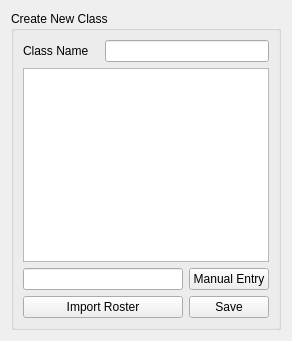
The window that PeerPilot/ui/createClass/createclass.ui (lsevcik/peerpilot) describes before a commit, drawn with Qt 5.
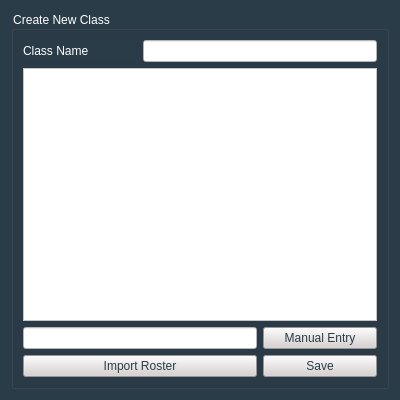
The same window after the commit.

Commit message: Updated UI, Next will make buttons work

```diff
--- a/PeerPilot/ui/createClass/createclass.ui
+++ b/PeerPilot/ui/createClass/createclass.ui
@@ -6,22 +6,36 @@
    <rect>
     <x>0</x>
     <y>0</y>
-    <width>292</width>
-    <height>341</height>
+    <width>400</width>
+    <height>400</height>
    </rect>
   </property>
   <property name="windowTitle">
    <string>Create Class</string>
   </property>
+  <property name="styleSheet">
+   <string notr="true">background-color: rgb(42, 60, 72);
+font: 10pt &quot;Calibri&quot;;</string>
+  </property>
   <layout class="QGridLayout" name="gridLayout">
    <item row="0" column="0">
     <widget class="QGroupBox" name="groupBox">
+     <property name="styleSheet">
+      <string notr="true">color: rgb(255, 255, 255);
+font: 11pt &quot;Calibri&quot;;</string>
+     </property>
      <property name="title">
       <string>Create New Class</string>
      </property>
      <layout class="QGridLayout" name="gridLayout_2">
       <item row="2" column="2">
        <widget class="QPushButton" name="manualEntryNamePushButton">
+        <property name="styleSheet">
+         <string notr="true">color: rgb(42, 60, 70);
+background-color: rgb(215, 209, 209);
+border-top-color: rgb(0, 85, 255);
+font: 12pt &quot;Calibri&quot;;</string>
+        </property>
         <property name="text">
          <string>Manual Entry</string>
         </property>
@@ -29,6 +43,12 @@
       </item>
       <item row="3" column="2">
        <widget class="QPushButton" name="savePushButton">
+        <property name="styleSheet">
+         <string notr="true">color: rgb(42, 60, 70);
+background-color: rgb(215, 209, 209);
+border-top-color: rgb(0, 85, 255);
+font: 12pt &quot;Calibri&quot;;</string>
+        </property>
         <property name="text">
          <string>Save</string>
         </property>
@@ -36,19 +56,41 @@
       </item>
       <item row="3" column="0" colspan="2">
        <widget class="QPushButton" name="importPushButton">
+        <property name="styleSheet">
+         <string notr="true">color: rgb(42, 60, 70);
+background-color: rgb(215, 209, 209);
+border-top-color: rgb(0, 85, 255);
+font: 12pt &quot;Calibri&quot;;</string>
+        </property>
         <property name="text">
          <string>Import Roster</string>
         </property>
        </widget>
       </item>
       <item row="2" column="0" colspan="2">
-       <widget class="QLineEdit" name="studentNameLineEdit"/>
+       <widget class="QLineEdit" name="studentNameLineEdit">
+        <property name="styleSheet">
+         <string notr="true">background-color: rgb(255, 255, 255);
+font: 12pt &quot;Calibri&quot;;
+color: rgb(0, 0, 0);</string>
+        </property>
+       </widget>
       </item>
       <item row="0" column="1" colspan="2">
-       <widget class="QLineEdit" name="classNameLineEdit"/>
+       <widget class="QLineEdit" name="classNameLineEdit">
+        <property name="styleSheet">
+         <string notr="true">background-color: rgb(255, 255, 255);
+font: 12pt &quot;Calibri&quot;;
+color: rgb(0, 0, 0);</string>
+        </property>
+       </widget>
       </item>
       <item row="0" column="0">
        <widget class="QLabel" name="classNameLabel">
+        <property name="styleSheet">
+         <string notr="true">font: 12pt &quot;Calibri&quot;;
+color: rgb(255, 255, 255);</string>
+        </property>
         <property name="text">
          <string>Class Name</string>
         </property>
@@ -56,6 +98,11 @@
       </item>
       <item row="1" column="0" colspan="3">
        <widget class="QTableView" name="studentTableView">
+        <property name="styleSheet">
+         <string notr="true">background-color: rgb(255, 255, 255);
+font: 12pt &quot;Calibri&quot;;
+color: rgb(0, 0, 0);</string>
+        </property>
         <property name="alternatingRowColors">
          <bool>true</bool>
         </property>
```
The commit also changes 7 other files.
